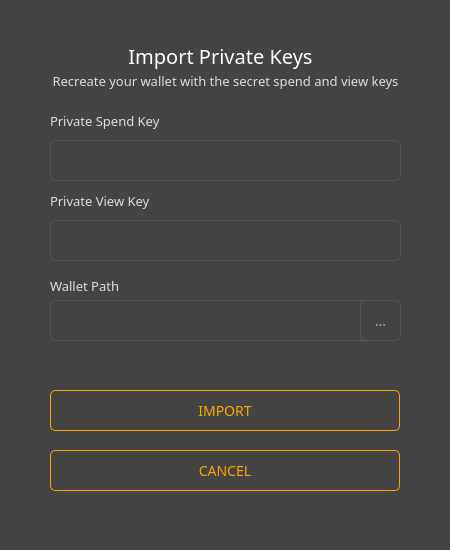
The window that src/gui/ui/importsecretkeys.ui (ConcealNetwork/conceal-desktop) describes before a commit, drawn with Qt 5.
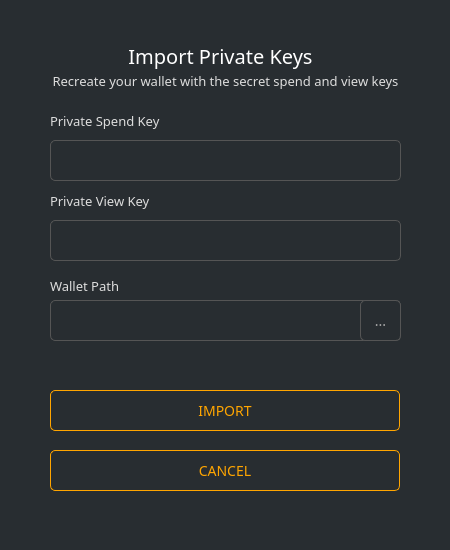
The same window after the commit.

Diff of the .ui file:
```diff
--- a/src/gui/ui/importsecretkeys.ui
+++ b/src/gui/ui/importsecretkeys.ui
@@ -14,7 +14,7 @@
    <string>Dialog</string>
   </property>
   <property name="styleSheet">
-   <string notr="true">background-color: #444; color: #ddd; border: 0px; font-family: Raleway;</string>
+   <string notr="true">background-color: #282d31; color: #ddd; border: 0px; font-family: Raleway;</string>
   </property>
   <widget class="QGroupBox" name="groupBox">
    <property name="geometry">
```
